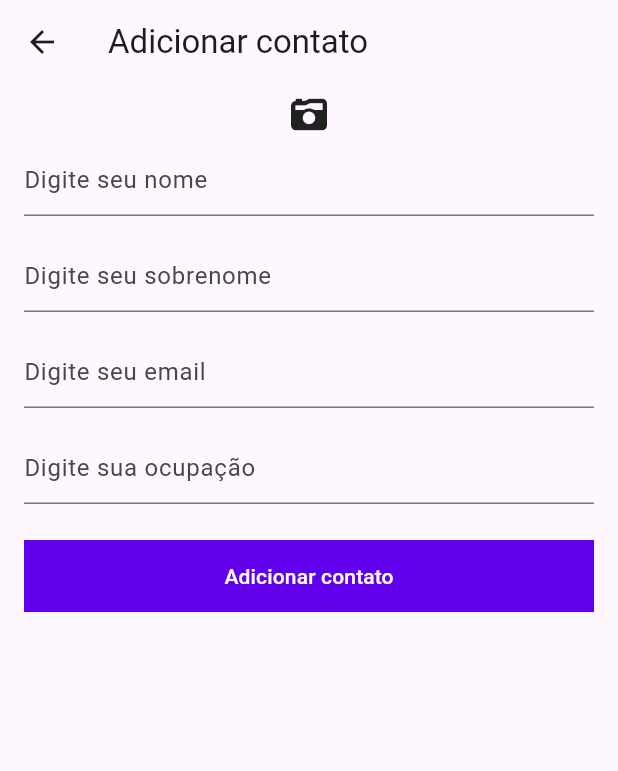
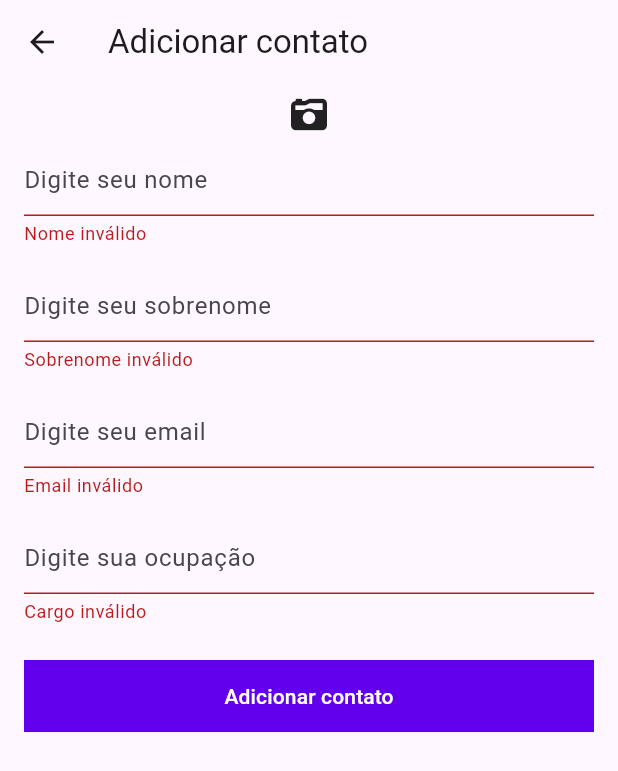
Before and after one commit to AndreFRSales/contact-list, a Flutter app: the ContactDetailPage screen opened directly, after a tap on "Adicionar contato", on a phone screen of 412 x 824 dp. Shown: the top 771 px of the screen. Run offline on Flutter 3.47's test engine with Material 2 defaults, Android fonts, the phone set to English and light mode, and no system bars; our stand-ins replace dio, flutter_dotenv, font_awesome_flutter, gallery_saver, google_fonts, image_picker; network calls fail.

```diff
--- a/contact_list/lib/contact_detail/contact_detail_page.dart
+++ b/contact_list/lib/contact_detail/contact_detail_page.dart
@@ -7,6 +7,7 @@ import 'package:font_awesome_flutter/font_awesome_flutter.dart';
 import 'package:gallery_saver/gallery_saver.dart';
 import 'package:image_picker/image_picker.dart';
 import 'package:path_provider/path_provider.dart' as path_provider;
+// ignore: depend_on_referenced_packages
 import 'package:path/path.dart';
 
 class ContactDetailPage extends StatefulWidget {
@@ -18,14 +19,18 @@ class ContactDetailPage extends StatefulWidget {
 }
 
 class _ContactDetailPageState extends State<ContactDetailPage> {
-  final ContactsListRepository _contactsListRepository =
-      ContactsListRepository();
   final ImagePicker picker = ImagePicker();
   XFile? photo;
   var nameController = TextEditingController();
   var lastNameController = TextEditingController();
   var emailController = TextEditingController();
   var positionController = TextEditingController();
+  var contactsListRepository = ContactsListRepository();
+
+  String? nameError;
+  String? lastNameError;
+  String? positionError;
+  String? emailError;
 
   @override
   void initState() {
@@ -38,6 +43,9 @@ class _ContactDetailPageState extends State<ContactDetailPage> {
     lastNameController.text = widget.contact?.lastName ?? "";
     emailController.text = widget.contact?.email ?? "";
     positionController.text = widget.contact?.position ?? "";
+    if (widget.contact?.imagePath?.isNotEmpty == true) {
+      photo = XFile(widget.contact?.imagePath ?? "");
+    }
   }
 
   @override
@@ -49,7 +57,8 @@ class _ContactDetailPageState extends State<ContactDetailPage> {
               : "Atualizar contato")),
       body: Container(
         margin: const EdgeInsets.symmetric(horizontal: 16, vertical: 8),
-        child: Column(
+        child: ListView(children: [
+          Column(
             children: [
               Container(
                 child: photo != null
@@ -77,16 +86,20 @@ class _ContactDetailPageState extends State<ContactDetailPage> {
                 child: TextField(
                     controller: nameController,
                     onChanged: (value) => {},
-                decoration: const InputDecoration(hintText: "Digite seu nome"),
-              ),
+                    decoration: InputDecoration(
+                      hintText: "Digite seu nome",
+                      errorText: nameError,
+                    )),
               ),
               Container(
                 margin: const EdgeInsets.symmetric(vertical: 8),
                 child: TextField(
                   controller: lastNameController,
                   onChanged: (value) => {},
-                decoration:
-                    const InputDecoration(hintText: "Digite seu sobrenome"),
+                  decoration: InputDecoration(
+                    hintText: "Digite seu sobrenome",
+                    errorText: lastNameError,
+                  ),
                 ),
               ),
               Container(
@@ -94,7 +107,10 @@ class _ContactDetailPageState extends State<ContactDetailPage> {
                 child: TextField(
                   controller: emailController,
                   onChanged: (value) => {},
-                decoration: const InputDecoration(hintText: "Digite seu email"),
+                  decoration: InputDecoration(
+                    hintText: "Digite seu email",
+                    errorText: emailError,
+                  ),
                 ),
               ),
               Container(
@@ -102,8 +118,10 @@ class _ContactDetailPageState extends State<ContactDetailPage> {
                 child: TextField(
                   controller: positionController,
                   onChanged: (value) => {},
-                decoration:
-                    const InputDecoration(hintText: "Digite sua ocupação"),
+                  decoration: InputDecoration(
+                    hintText: "Digite sua ocupação",
+                    errorText: positionError,
+                  ),
                 ),
               ),
               Container(
@@ -111,7 +129,41 @@ class _ContactDetailPageState extends State<ContactDetailPage> {
                 color: const ColorScheme.light().primary,
                 margin: const EdgeInsets.only(top: 16),
                 child: TextButton(
-                onPressed: () {},
+                  onPressed: () {
+                    setState(() {
+                      cleanErrors();
+                    });
+                    var name = nameController.text;
+                    var lastName = lastNameController.text;
+                    var email = emailController.text;
+                    var position = positionController.text;
+
+                    var isFormValid =
+                        _validateFields(name, lastName, position, email);
+                    if (!isFormValid) {
+                      return;
+                    }
+                    if (widget.contact?.objectId == null) {
+                      var contactToSave = Contact(
+                          name: name,
+                          lastName: lastName,
+                          email: email,
+                          position: position,
+                          imagePath: photo?.path ?? "");
+                      contactsListRepository.save(contactToSave);
+                      Navigator.pop(context, true);
+                    } else {
+                      widget.contact?.name = name;
+                      widget.contact?.lastName = lastName;
+                      widget.contact?.email = email;
+                      widget.contact?.position = position;
+                      widget.contact?.imagePath = photo?.path ?? "";
+                      if (widget.contact != null) {
+                        contactsListRepository.update(widget.contact!);
+                        Navigator.pop(context, true);
+                      }
+                    }
+                  },
                   child: Text(
                     widget.contact == null
                         ? "Adicionar contato"
@@ -122,6 +174,7 @@ class _ContactDetailPageState extends State<ContactDetailPage> {
               )
             ],
           ),
+        ]),
       ),
     );
   }
@@ -144,6 +197,7 @@ class _ContactDetailPageState extends State<ContactDetailPage> {
                   await photo!.saveTo("$path/$photoName");
                   await GallerySaver.saveImage(photo!.path);
                   widget.contact?.imagePath = photo!.path;
+                  photo = photo;
                   setState(() {});
                   if (!mounted) return;
                   Navigator.pop(context);
@@ -154,8 +208,12 @@ class _ContactDetailPageState extends State<ContactDetailPage> {
               leading: const FaIcon(FontAwesomeIcons.images),
               title: const Text("Galeria"),
               onTap: () async {
-                photo = await picker.pickImage(source: ImageSource.gallery);
+                var photoResult =
+                    await picker.pickImage(source: ImageSource.gallery);
+                if (photoResult != null) {
+                  photo = photoResult;
                   widget.contact?.imagePath = photo!.path;
+                }
                 if (!mounted) return;
                 Navigator.pop(context);
                 setState(() {});
@@ -164,4 +222,39 @@ class _ContactDetailPageState extends State<ContactDetailPage> {
           ]);
         }));
   }
+
+  bool _validateFields(
+      String name, String lastName, String position, String email) {
+    final emailRegex = RegExp(r'^[\w-]+(\.[\w-]+)*@[\w-]+(\.[\w-]+)+$');
+    var isValid = true;
+    if (name.isEmpty) {
+      nameError = "Nome inválido";
+      isValid = false;
     }
+
+    if (lastName.isEmpty) {
+      lastNameError = "Sobrenome inválido";
+      isValid = false;
+    }
+
+    if (position.isEmpty) {
+      positionError = "Cargo inválido";
+      isValid = false;
+    }
+
+    var isEmail = emailRegex.hasMatch(email);
+    if (!isEmail) {
+      emailError = "Email inválido";
+      isValid = false;
+    }
+    setState(() {});
+    return isValid;
+  }
+
+  cleanErrors() {
+    nameError = null;
+    lastNameError = null;
+    positionError = null;
+    emailError = null;
+  }
+}
--- a/contact_list/lib/models/contacts.dart
+++ b/contact_list/lib/models/contacts.dart
@@ -48,7 +48,6 @@ class Contact {
     email = json['email'];
     position = json['position'];
     imagePath = json['image_path'];
-    createdAt = DateTime.parse(json['createdAt']);
     updatedAt = DateTime.parse(json['updatedAt']);
   }
 
@@ -60,8 +59,6 @@ class Contact {
     data['email'] = email;
     data['position'] = position;
     data['image_path'] = imagePath;
-    data['createdAt'] = createdAt;
-    data['updatedAt'] = updatedAt;
     return data;
   }
 }
--- a/contact_list/lib/repositories/contacts_list_repository.dart
+++ b/contact_list/lib/repositories/contacts_list_repository.dart
@@ -1,3 +1,5 @@
+import 'dart:convert';
+
 import 'package:contact_list/models/contacts.dart';
 import 'package:contact_list/network/custom_dio.dart';
 import 'package:dio/dio.dart';
@@ -25,8 +27,8 @@ class ContactsListRepository {
 
   update(Contact contact) async {
     try {
-      await _customDio.dio
-          .put("/Contact/${contact.objectId}", data: contact.toJson());
+      await _customDio.dio.put("/Contact/${contact.objectId}",
+          data: json.encode(contact.toJson()));
     } catch (e) {
       e.toString();
     }
```
Also changed, not shown: contact_list/lib/contact_list/contact_list_page.dart (+19 -11 lines), contact_list/pubspec.yaml (+8 -0 lines), contact_list/assets/icon/contact_list_icon.png (added), 27 other files. Lines whose indentation alone changed are shown as unchanged.
